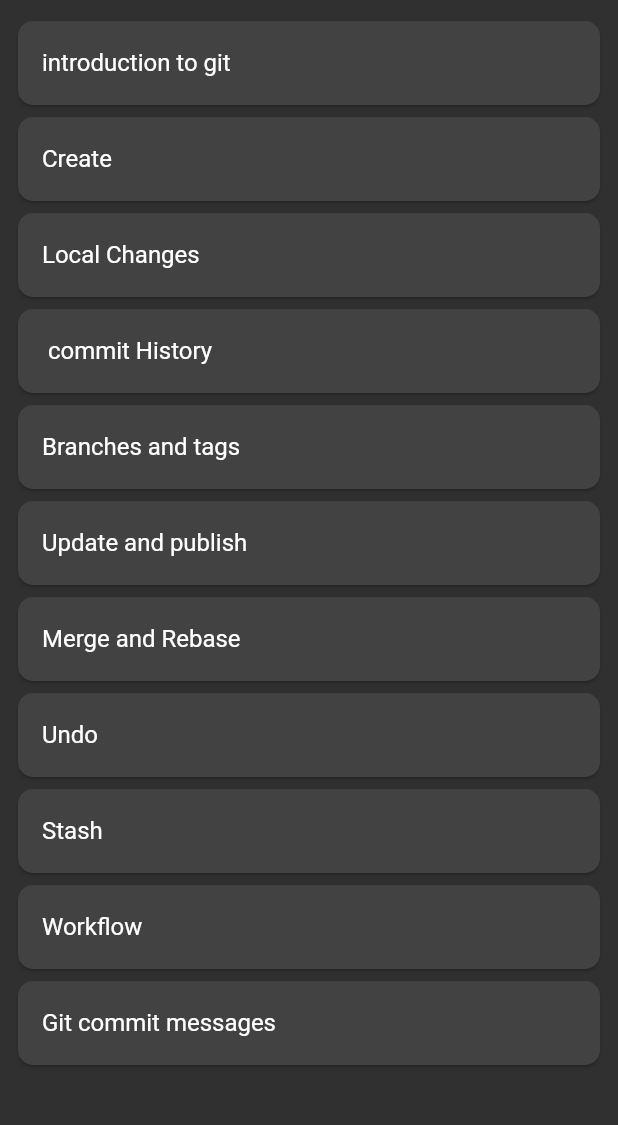
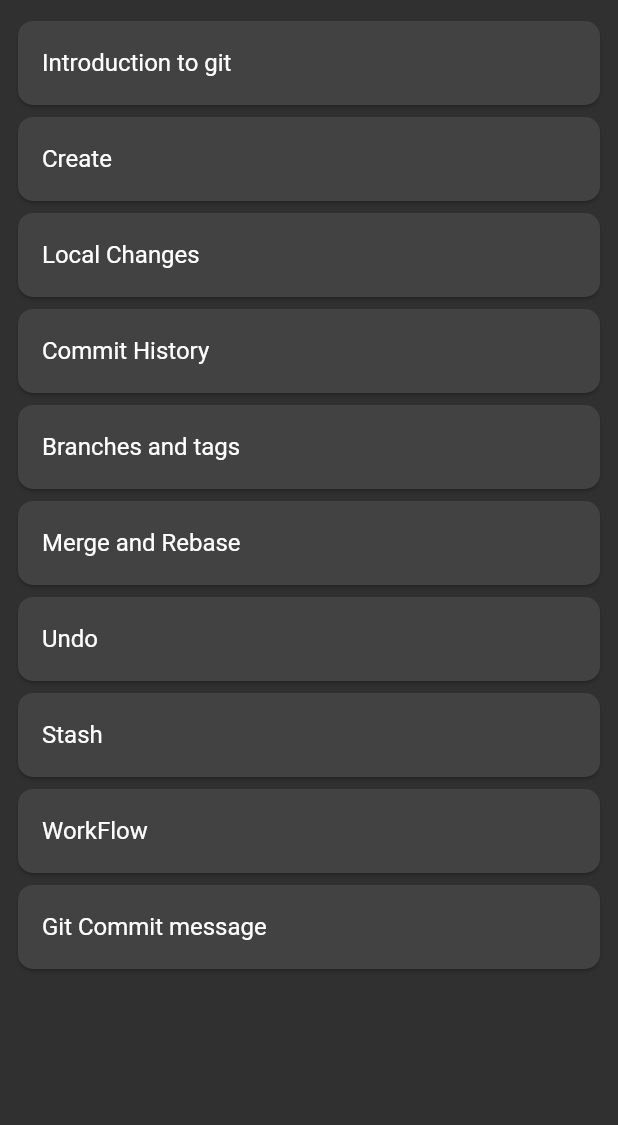
Before and after one commit to Bibhukiju/learnGit, a Flutter app: the screen it shows after launch, on a phone screen of 412 x 824 dp, the part 84-1209 px from its top. Run offline on Flutter 3.47's test engine with Material 2 defaults, Android fonts, the phone set to English and light mode, and no system bars.

Commit message:
Tiles class is made

```diff
--- /dev/null
+++ b/easygit/lib/models/tileModel.dart
@@ -0,0 +1,5 @@
+class LTiles {
+  final String title;
+  final String params;
+  LTiles({this.title, this.params});
+}
--- a/easygit/lib/pages/homescreen.dart
+++ b/easygit/lib/pages/homescreen.dart
@@ -1,18 +1,23 @@
 import 'package:flutter/material.dart';
+import '../models/tileModel.dart';
 
-class HomeScreen extends StatelessWidget {
-  final List titles = [
-    "introduction to git",
-    "Create",
-    "Local Changes",
-    " commit History",
-    "Branches and tags",
-    "Update and publish",
-    "Merge and Rebase",
-    "Undo",
-    "Stash",
-    "Workflow",
-    "Git commit messages"
+class HomeScreen extends StatefulWidget {
+  @override
+  _HomeScreenState createState() => _HomeScreenState();
+}
+
+class _HomeScreenState extends State<HomeScreen> {
+  List<LTiles> lCards = [
+    LTiles(title: "Introduction to git", params: "Intro"),
+    LTiles(title: "Create", params: "create"),
+    LTiles(title: "Local Changes", params: "LoChanges"),
+    LTiles(title: "Commit History", params: "CHistory"),
+    LTiles(title: "Branches and tags", params: "BandT"),
+    LTiles(title: "Merge and Rebase", params: "MandR"),
+    LTiles(title: "Undo", params: "undo"),
+    LTiles(title: "Stash", params: "stash"),
+    LTiles(title: "WorkFlow", params: "Workflow"),
+    LTiles(title: "Git Commit message", params: "GCM")
   ];
   @override
   Widget build(BuildContext context) {
@@ -24,16 +29,19 @@ class HomeScreen extends StatelessWidget {
         leading: Icon(Icons.code),
       ),
       body: Container(
-        margin: EdgeInsets.only(top:10),
+        margin: EdgeInsets.only(top: 10),
         child: ListView.builder(
-          itemCount: titles.length,
+          itemCount: lCards.length,
           itemBuilder: (BuildContext context, int index) => Padding(
             padding: const EdgeInsets.symmetric(horizontal: 8.0),
             child: Card(
-              shape:
-                  RoundedRectangleBorder(borderRadius: BorderRadius.circular(10)),
-              child: ListTile(
-                title: buildTiles(title: titles.elementAt(index)),
+              shape: RoundedRectangleBorder(
+                  borderRadius: BorderRadius.circular(10)),
+              child: Hero(
+                tag: "${lCards.elementAt(index).title}",
+                child: ListTile(
+                  title: buildTiles(title: lCards.elementAt(index).title),
+                ),
               ),
             ),
           ),
```
